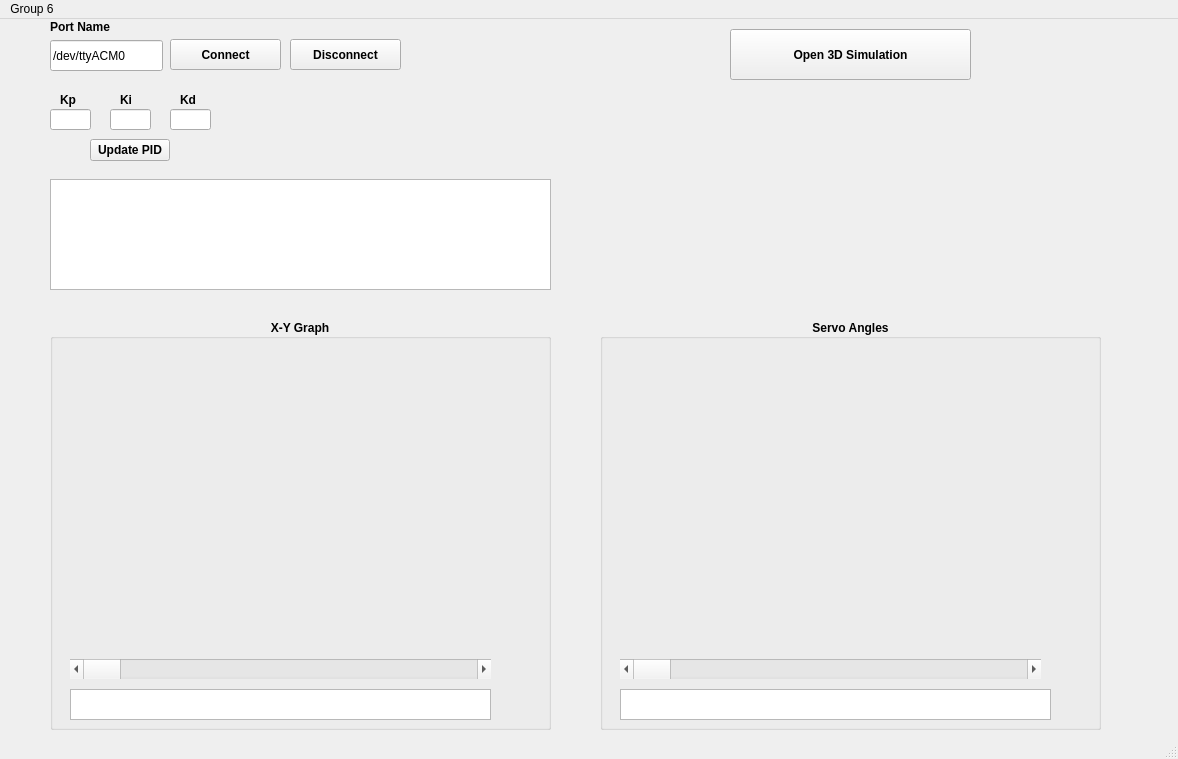
First picture: the form in Client/Client/mainwindow.ui, repository emrebayrm/CSE395_Proje1_Group6, before the edit.
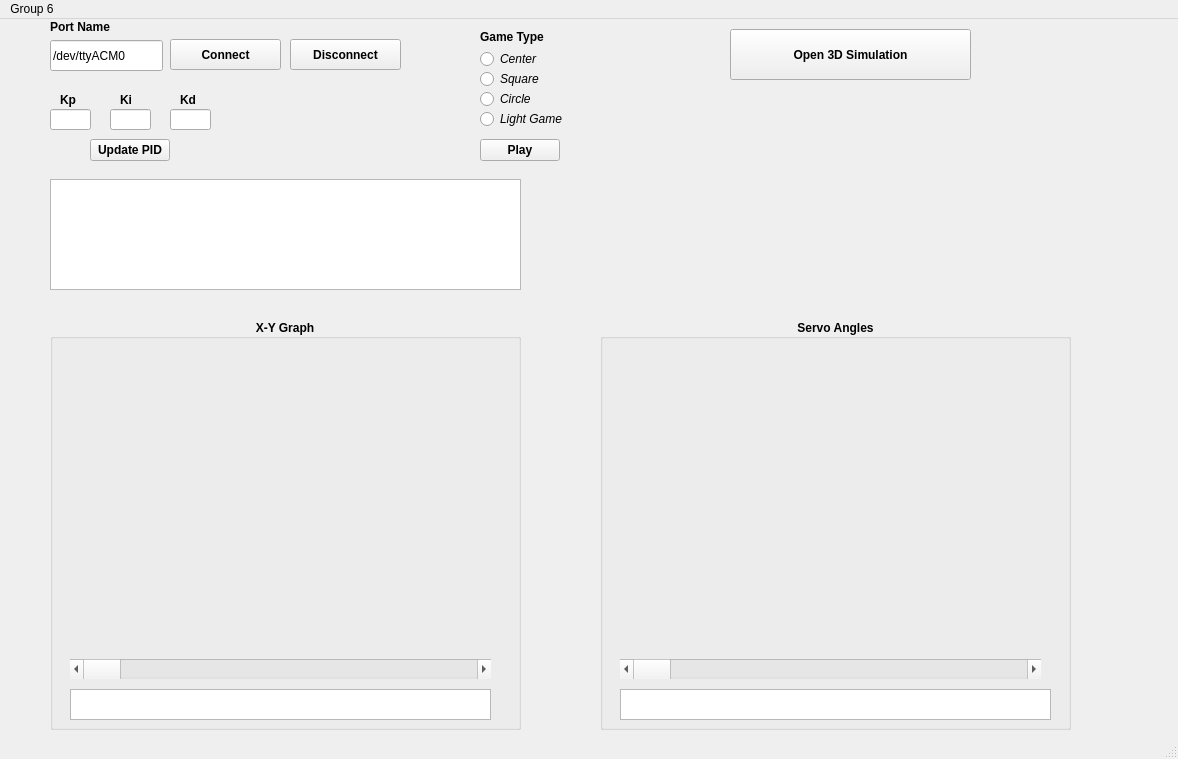
Second picture: the form after the edit. Custom widgets are drawn as their Qt base class.

```diff
--- a/Client/Client/mainwindow.ui
+++ b/Client/Client/mainwindow.ui
@@ -10,6 +10,12 @@
     <height>759</height>
    </rect>
   </property>
+  <property name="font">
+   <font>
+    <weight>50</weight>
+    <bold>false</bold>
+   </font>
+  </property>
   <property name="windowTitle">
    <string>MainWindow</string>
   </property>
@@ -19,7 +25,7 @@
      <rect>
       <x>600</x>
       <y>300</y>
-      <width>501</width>
+      <width>471</width>
       <height>411</height>
      </rect>
     </property>
@@ -80,7 +86,7 @@
      <rect>
       <x>50</x>
       <y>300</y>
-      <width>501</width>
+      <width>471</width>
       <height>411</height>
      </rect>
     </property>
@@ -179,7 +185,7 @@
      <rect>
       <x>50</x>
       <y>160</y>
-      <width>501</width>
+      <width>471</width>
       <height>111</height>
      </rect>
     </property>
@@ -362,6 +368,118 @@
      <string>Update PID</string>
     </property>
    </widget>
+   <widget class="QRadioButton" name="rBSquare">
+    <property name="geometry">
+     <rect>
+      <x>480</x>
+      <y>50</y>
+      <width>101</width>
+      <height>20</height>
+     </rect>
+    </property>
+    <property name="font">
+     <font>
+      <italic>true</italic>
+     </font>
+    </property>
+    <property name="text">
+     <string>Square</string>
+    </property>
+   </widget>
+   <widget class="QRadioButton" name="rBCircle">
+    <property name="geometry">
+     <rect>
+      <x>480</x>
+      <y>70</y>
+      <width>101</width>
+      <height>20</height>
+     </rect>
+    </property>
+    <property name="font">
+     <font>
+      <italic>true</italic>
+     </font>
+    </property>
+    <property name="text">
+     <string>Circle</string>
+    </property>
+   </widget>
+   <widget class="QRadioButton" name="rBLightGame">
+    <property name="geometry">
+     <rect>
+      <x>480</x>
+      <y>90</y>
+      <width>100</width>
+      <height>20</height>
+     </rect>
+    </property>
+    <property name="font">
+     <font>
+      <italic>true</italic>
+     </font>
+    </property>
+    <property name="text">
+     <string>Light Game</string>
+    </property>
+   </widget>
+   <widget class="QLabel" name="lblGameTyoe">
+    <property name="geometry">
+     <rect>
+      <x>480</x>
+      <y>10</y>
+      <width>81</width>
+      <height>16</height>
+     </rect>
+    </property>
+    <property name="font">
+     <font>
+      <weight>75</weight>
+      <bold>true</bold>
+     </font>
+    </property>
+    <property name="text">
+     <string>Game Type</string>
+    </property>
+   </widget>
+   <widget class="QRadioButton" name="rBCenter">
+    <property name="geometry">
+     <rect>
+      <x>480</x>
+      <y>30</y>
+      <width>101</width>
+      <height>20</height>
+     </rect>
+    </property>
+    <property name="font">
+     <font>
+      <weight>50</weight>
+      <italic>true</italic>
+      <bold>false</bold>
+     </font>
+    </property>
+    <property name="text">
+     <string>Center</string>
+    </property>
+   </widget>
+   <widget class="QPushButton" name="btnPlayGame">
+    <property name="geometry">
+     <rect>
+      <x>480</x>
+      <y>120</y>
+      <width>80</width>
+      <height>22</height>
+     </rect>
+    </property>
+    <property name="font">
+     <font>
+      <weight>75</weight>
+      <bold>true</bold>
+     </font>
+    </property>
+    <property name="text">
+     <string>Play</string>
+    </property>
+   </widget>
   </widget>
   <widget class="QMenuBar" name="menubar">
    <property name="geometry">
```
Left out of the diff: 2 changed lines with no effect on the pictures.
